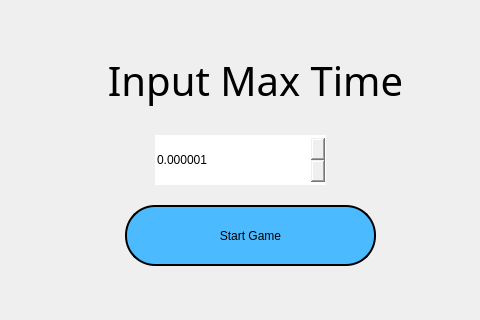
Qt form src/view/main_window.ui (naufal-dean/Halma-AI) before a commit; both pictures show x 324 to 804 and y 165 to 485 of the 1119 by 809 pixel window.
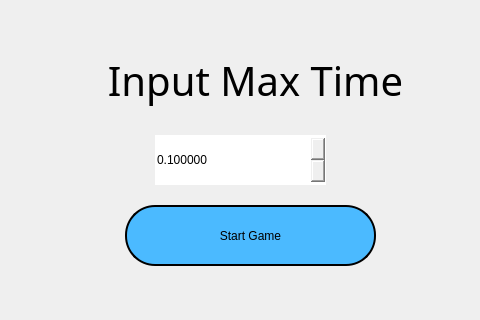
The same form after that commit. The open tabs and pages were chosen to show the change. Icons and pictures are not drawn.

```diff
--- a/src/view/main_window.ui
+++ b/src/view/main_window.ui
@@ -642,13 +642,13 @@
         <number>6</number>
        </property>
        <property name="minimum">
-        <double>0.000000000000000</double>
+        <double>0.1</double>
        </property>
        <property name="singleStep">
         <double>0.000001000000000</double>
        </property>
        <property name="value">
-        <double>0.000001000000000</double>
+        <double>0.1</double>
        </property>
       </widget>
      </widget>
```
Left out of the diff: 2 changed lines with no effect on the pictures.
